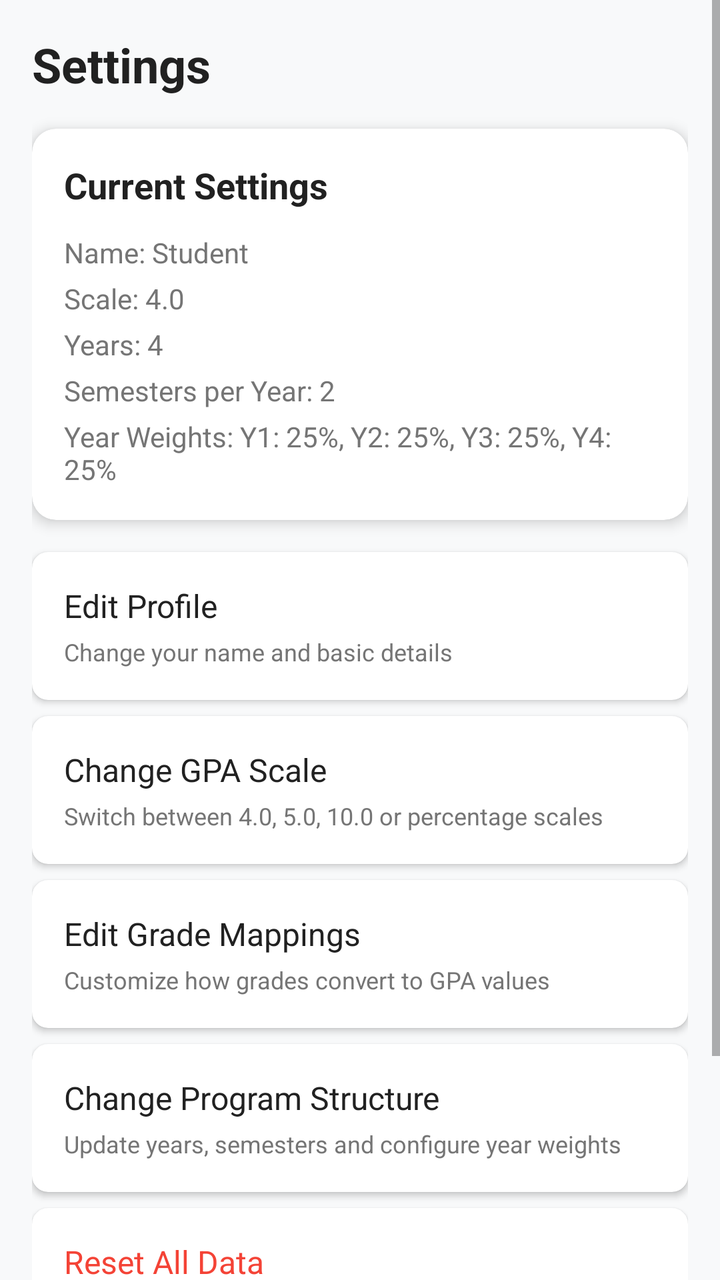
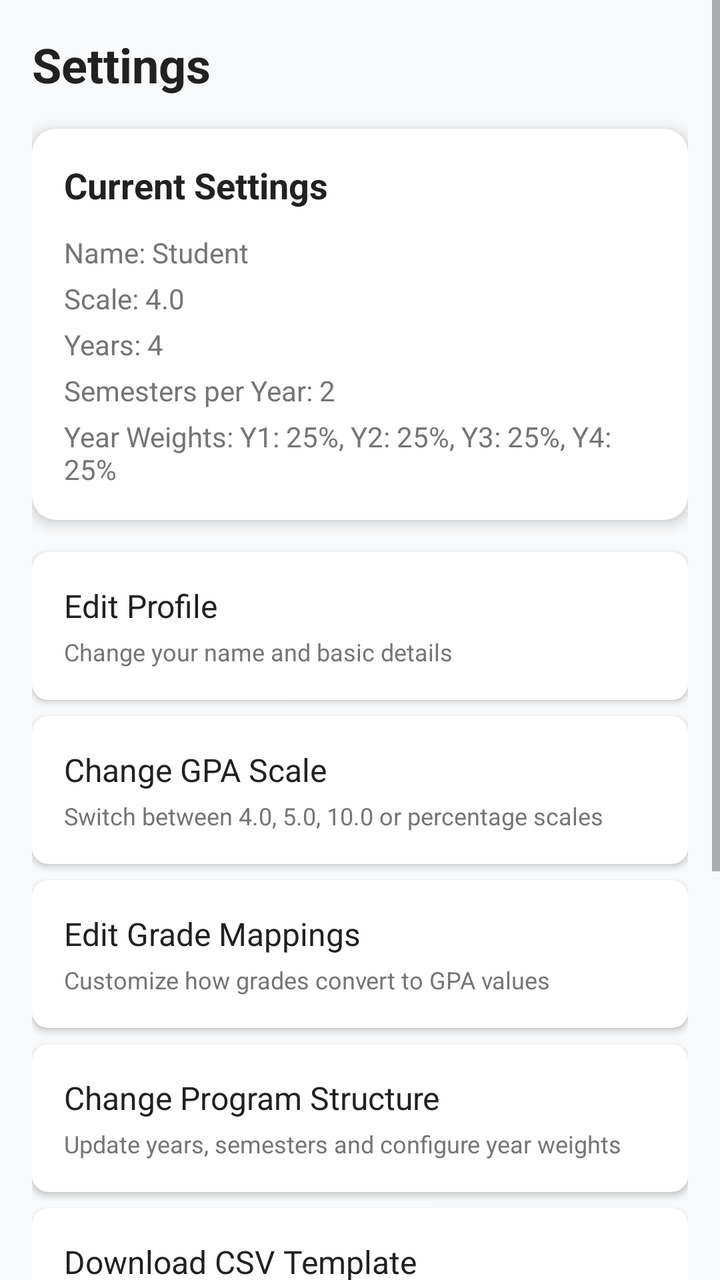

An Android layout rendered at two revisions. The XML below is the earlier revision; the diff shows what the commit changed to produce the second picture.
<!-- AndroidManifest.xml: application theme Theme.AppCompat.Light.NoActionBar -->
<!-- res/layout/fragment_settings.xml -->
<?xml version="1.0" encoding="utf-8"?>
<ScrollView xmlns:android="http://schemas.android.com/apk/res/android"
    xmlns:app="http://schemas.android.com/apk/res-auto"
    android:layout_width="match_parent"
    android:layout_height="match_parent"
    android:background="@color/background">

    <LinearLayout
        android:layout_width="match_parent"
        android:layout_height="wrap_content"
        android:orientation="vertical"
        android:padding="16dp">

        
        <TextView
            android:layout_width="wrap_content"
            android:layout_height="wrap_content"
            android:text="Settings"
            android:textColor="@color/text_primary"
            android:textSize="24sp"
            android:textStyle="bold"
            android:layout_marginBottom="16dp" />

        
        <androidx.cardview.widget.CardView
            android:layout_width="match_parent"
            android:layout_height="wrap_content"
            android:layout_marginBottom="16dp"
            app:cardCornerRadius="12dp"
            app:cardElevation="4dp">

            <LinearLayout
                android:layout_width="match_parent"
                android:layout_height="wrap_content"
                android:orientation="vertical"
                android:padding="16dp">

                <TextView
                    android:text="Current Settings"
                    android:textSize="18sp"
                    android:textStyle="bold"
                    android:textColor="@color/text_primary"
                    android:layout_marginBottom="12dp"
                    android:layout_width="wrap_content"
                    android:layout_height="wrap_content" />

                <TextView
                    android:id="@+id/tv_current_name"
                    android:text="Name: Student"
                    android:textColor="@color/text_secondary"
                    android:textSize="14sp"
                    android:layout_marginBottom="4dp"
                    android:layout_width="wrap_content"
                    android:layout_height="wrap_content" />

                <TextView
                    android:id="@+id/tv_current_scale"
                    android:text="Scale: 4.0"
                    android:textColor="@color/text_secondary"
                    android:textSize="14sp"
                    android:layout_marginBottom="4dp"
                    android:layout_width="wrap_content"
                    android:layout_height="wrap_content" />

                <TextView
                    android:id="@+id/tv_current_years"
                    android:text="Years: 4"
                    android:textColor="@color/text_secondary"
                    android:textSize="14sp"
                    android:layout_marginBottom="4dp"
                    android:layout_width="wrap_content"
                    android:layout_height="wrap_content" />

                <TextView
                    android:id="@+id/tv_current_semesters"
                    android:text="Semesters per Year: 2"
                    android:textColor="@color/text_secondary"
                    android:textSize="14sp"
                    android:layout_marginBottom="4dp"
                    android:layout_width="wrap_content"
                    android:layout_height="wrap_content" />

                
                <TextView
                    android:id="@+id/tv_current_year_weights"
                    android:text="Year Weights: Y1: 25%, Y2: 25%, Y3: 25%, Y4: 25%"
                    android:textColor="@color/text_secondary"
                    android:textSize="14sp"
                    android:layout_width="wrap_content"
                    android:layout_height="wrap_content" />

            </LinearLayout>
        </androidx.cardview.widget.CardView>

        
        <androidx.cardview.widget.CardView
            android:id="@+id/card_edit_profile"
            android:layout_width="match_parent"
            android:layout_height="wrap_content"
            android:layout_marginBottom="8dp"
            app:cardCornerRadius="8dp"
            app:cardElevation="2dp"
            android:clickable="true"
            android:foreground="?android:attr/selectableItemBackground">

            <LinearLayout
                android:padding="16dp"
                android:orientation="vertical"
                android:layout_width="match_parent"
                android:layout_height="wrap_content">

                <TextView
                    android:text="Edit Profile"
                    android:textSize="16sp"
                    android:textColor="@color/text_primary"
                    android:layout_width="match_parent"
                    android:layout_height="wrap_content" />

                <TextView
                    android:text="Change your name and basic details"
                    android:textSize="12sp"
                    android:textColor="@color/text_secondary"
                    android:layout_marginTop="4dp"
                    android:layout_width="match_parent"
                    android:layout_height="wrap_content" />
            </LinearLayout>
        </androidx.cardview.widget.CardView>

        
        <androidx.cardview.widget.CardView
            android:id="@+id/card_change_scale"
            android:layout_width="match_parent"
            android:layout_height="wrap_content"
            android:layout_marginBottom="8dp"
            app:cardCornerRadius="8dp"
            app:cardElevation="2dp"
            android:clickable="true"
            android:foreground="?android:attr/selectableItemBackground">

            <LinearLayout
                android:padding="16dp"
                android:orientation="vertical"
                android:layout_width="match_parent"
                android:layout_height="wrap_content">

                <TextView
                    android:text="Change GPA Scale"
                    android:textSize="16sp"
                    android:textColor="@color/text_primary"
                    android:layout_width="match_parent"
                    android:layout_height="wrap_content" />

                <TextView
                    android:text="Switch between 4.0, 5.0, 10.0 or percentage scales"
                    android:textSize="12sp"
                    android:textColor="@color/text_secondary"
                    android:layout_marginTop="4dp"
                    android:layout_width="match_parent"
                    android:layout_height="wrap_content" />
            </LinearLayout>
        </androidx.cardview.widget.CardView>

        
        <androidx.cardview.widget.CardView
            android:id="@+id/cardGradeMapping"
            android:layout_width="match_parent"
            android:layout_height="wrap_content"
            android:layout_marginBottom="8dp"
            app:cardCornerRadius="8dp"
            app:cardElevation="2dp"
            android:clickable="true"
            android:foreground="?android:attr/selectableItemBackground">

            <LinearLayout
                android:padding="16dp"
                android:orientation="vertical"
                android:layout_width="match_parent"
                android:layout_height="wrap_content">

                <TextView
                    android:text="Edit Grade Mappings"
                    android:textSize="16sp"
                    android:textColor="@color/text_primary"
                    android:layout_width="match_parent"
                    android:layout_height="wrap_content" />

                <TextView
                    android:text="Customize how grades convert to GPA values"
                    android:textSize="12sp"
                    android:textColor="@color/text_secondary"
                    android:layout_marginTop="4dp"
                    android:layout_width="match_parent"
                    android:layout_height="wrap_content" />
            </LinearLayout>
        </androidx.cardview.widget.CardView>

        
        <androidx.cardview.widget.CardView
            android:id="@+id/card_change_structure"
            android:layout_width="match_parent"
            android:layout_height="wrap_content"
            android:layout_marginBottom="8dp"
            app:cardCornerRadius="8dp"
            app:cardElevation="2dp"
            android:clickable="true"
            android:foreground="?android:attr/selectableItemBackground">

            <LinearLayout
                android:padding="16dp"
                android:orientation="vertical"
                android:layout_width="match_parent"
                android:layout_height="wrap_content">

                <TextView
                    android:text="Change Program Structure"
                    android:textSize="16sp"
                    android:textColor="@color/text_primary"
                    android:layout_width="match_parent"
                    android:layout_height="wrap_content" />

                <TextView
                    android:text="Update years, semesters and configure year weights"
                    android:textSize="12sp"
                    android:textColor="@color/text_secondary"
                    android:layout_marginTop="4dp"
                    android:layout_width="match_parent"
                    android:layout_height="wrap_content" />
            </LinearLayout>
        </androidx.cardview.widget.CardView>


        
        <androidx.cardview.widget.CardView
            android:id="@+id/card_reset_data"
            android:layout_width="match_parent"
            android:layout_height="wrap_content"
            android:layout_marginBottom="8dp"
            app:cardCornerRadius="8dp"
            app:cardElevation="2dp"
            android:clickable="true"
            android:foreground="?android:attr/selectableItemBackground">

            <LinearLayout
                android:padding="16dp"
                android:orientation="vertical"
                android:layout_width="match_parent"
                android:layout_height="wrap_content">

                <TextView
                    android:text="Reset All Data"
                    android:textSize="16sp"
                    android:textColor="@color/error"
                    android:layout_width="match_parent"
                    android:layout_height="wrap_content" />

                <TextView
                    android:text="Clear all saved data permanently"
                    android:textSize="12sp"
                    android:textColor="@color/text_secondary"
                    android:layout_marginTop="4dp"
                    android:layout_width="match_parent"
                    android:layout_height="wrap_content" />
            </LinearLayout>
        </androidx.cardview.widget.CardView>

        
        <androidx.cardview.widget.CardView
            android:id="@+id/card_about"
            android:layout_width="match_parent"
            android:layout_height="wrap_content"
            app:cardCornerRadius="8dp"
            app:cardElevation="2dp"
            android:clickable="true"
            android:foreground="?android:attr/selectableItemBackground">

            <LinearLayout
                android:padding="16dp"
                android:orientation="vertical"
                android:layout_width="match_parent"
                android:layout_height="wrap_content">

                <TextView
                    android:text="About"
                    android:textSize="16sp"
                    android:textColor="@color/text_primary"
                    android:layout_width="match_parent"
                    android:layout_height="wrap_content" />

                <TextView
                    android:text="App version and developer information"
                    android:textSize="12sp"
                    android:textColor="@color/text_secondary"
                    android:layout_marginTop="4dp"
                    android:layout_width="match_parent"
                    android:layout_height="wrap_content" />
            </LinearLayout>
        </androidx.cardview.widget.CardView>

    </LinearLayout>
</ScrollView>
<!-- resources referenced by this layout -->
<resources>
  <color name="background">#F8F9FA</color>
  <color name="error">#F44336</color>
  <color name="text_primary">#212121</color>
  <color name="text_secondary">#757575</color>
</resources>

<!-- the commit's change to res/layout/fragment_settings.xml (unified diff, before → after) -->
@@ -228,6 +228,73 @@
             </LinearLayout>
         </androidx.cardview.widget.CardView>
 
+        
+        <androidx.cardview.widget.CardView
+            android:id="@+id/card_download_template"
+            android:layout_width="match_parent"
+            android:layout_height="wrap_content"
+            android:layout_marginBottom="8dp"
+            app:cardCornerRadius="8dp"
+            app:cardElevation="2dp"
+            android:clickable="true"
+            android:foreground="?android:attr/selectableItemBackground">
+
+            <LinearLayout
+                android:padding="16dp"
+                android:orientation="vertical"
+                android:layout_width="match_parent"
+                android:layout_height="wrap_content">
+
+                <TextView
+                    android:text="Download CSV Template"
+                    android:textSize="16sp"
+                    android:textColor="@color/text_primary"
+                    android:layout_width="match_parent"
+                    android:layout_height="wrap_content" />
+
+                <TextView
+                    android:text="Download a blank template to fill your grades"
+                    android:textSize="12sp"
+                    android:textColor="@color/text_secondary"
+                    android:layout_marginTop="4dp"
+                    android:layout_width="match_parent"
+                    android:layout_height="wrap_content" />
+            </LinearLayout>
+        </androidx.cardview.widget.CardView>
+
+        
+        <androidx.cardview.widget.CardView
+            android:id="@+id/card_import_csv"
+            android:layout_width="match_parent"
+            android:layout_height="wrap_content"
+            android:layout_marginBottom="8dp"
+            app:cardCornerRadius="8dp"
+            app:cardElevation="2dp"
+            android:clickable="true"
+            android:foreground="?android:attr/selectableItemBackground">
+
+            <LinearLayout
+                android:padding="16dp"
+                android:orientation="vertical"
+                android:layout_width="match_parent"
+                android:layout_height="wrap_content">
+
+                <TextView
+                    android:text="Import Data from CSV"
+                    android:textSize="16sp"
+                    android:textColor="@color/text_primary"
+                    android:layout_width="match_parent"
+                    android:layout_height="wrap_content" />
+
+                <TextView
+                    android:text="Import your grades from a filled CSV template"
+                    android:textSize="12sp"
+                    android:textColor="@color/text_secondary"
+                    android:layout_marginTop="4dp"
+                    android:layout_width="match_parent"
+                    android:layout_height="wrap_content" />
+            </LinearLayout>
+        </androidx.cardview.widget.CardView>
 
         
         <androidx.cardview.widget.CardView
